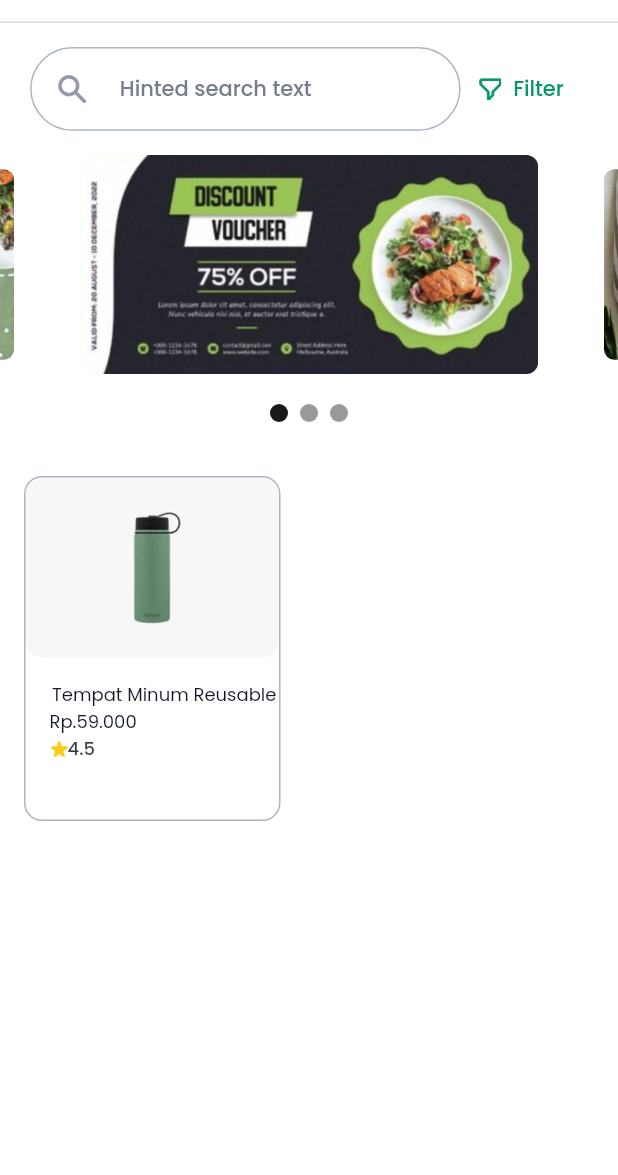
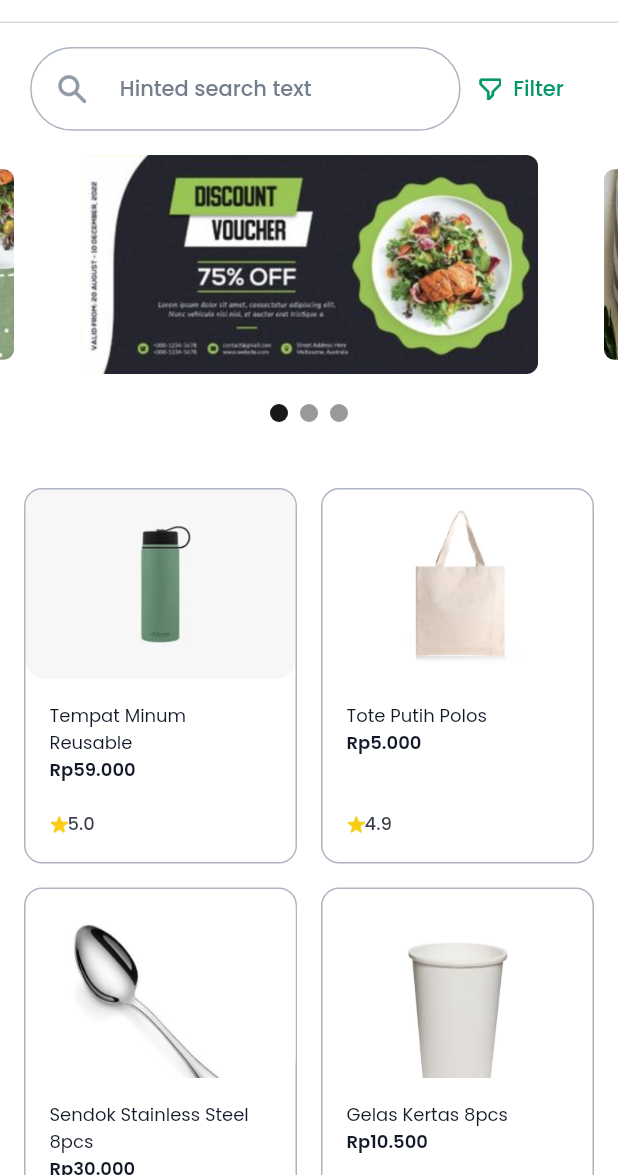
Before and after one commit to Ecowave-Alterra/ecowave-flutter, a Flutter app: the screen it shows after launch, after a tap on "EcoShop", on a phone screen of 412 x 824 dp, the part 61-1236 px from its top. Run offline on Flutter 3.47's test engine with Material 2 defaults, Android fonts, the phone set to English and light mode, and no system bars; drawn by our look-alikes of carousel_slider; our stand-ins replace another_flushbar, equatable, file_picker, flutter_bloc, flutter_countdown_timer, flutter_rating_bar and 4 more; network calls fail.

Commit message:
[FL-032] Get Card Product using Dummy API (#51)
* complete integration card product with dummy response API and filter,sort,and search product

* resolve comment

```diff
--- a/lib/core/utils/injector.dart
+++ b/lib/core/utils/injector.dart
@@ -1,3 +1,5 @@
+import 'package:ecowave/features/ecommerce/bloc/product_home/product_bloc.dart';
+import 'package:ecowave/features/ecommerce/model/services/product_service.dart';
 import 'package:ecowave/features/home/bloc/page_bloc.dart';
 import 'package:ecowave/features/payment/bloc/expedition/expedition_bloc.dart';
 import 'package:ecowave/features/payment/bloc/payment_method/payment_method_bloc.dart';
@@ -21,6 +23,7 @@ void init() {
   locator.registerFactory(() => ExpeditionBloc(locator()));
   locator.registerFactory(() => HistoryTransactionBloc(locator()));
   locator.registerFactory(() => VoucherBloc(locator()));
+  locator.registerFactory(() => ProductBloc(locator()));
 
   // service
   locator.registerLazySingleton<ShippingAddressService>(
@@ -31,4 +34,5 @@ void init() {
   locator.registerLazySingleton<HistoryTransactionService>(
       () => HistoryTransactionService());
   locator.registerLazySingleton<VoucherService>(() => VoucherService());
+  locator.registerLazySingleton<ProductService>(() => ProductService());
 }
--- a/lib/core/utils/providers.dart
+++ b/lib/core/utils/providers.dart
@@ -1,4 +1,5 @@
 import 'package:ecowave/core/utils/injector.dart' as di;
+import 'package:ecowave/features/ecommerce/bloc/product_home/product_bloc.dart';
 import 'package:ecowave/features/home/bloc/page_bloc.dart';
 import 'package:ecowave/features/payment/bloc/expedition/expedition_bloc.dart';
 import 'package:ecowave/features/payment/bloc/payment_method/payment_method_bloc.dart';
@@ -20,5 +21,6 @@ class Providers {
     BlocProvider<HistoryTransactionBloc>(
         create: (context) => di.locator<HistoryTransactionBloc>()),
     BlocProvider<VoucherBloc>(create: (context) => di.locator<VoucherBloc>()),
+    BlocProvider<ProductBloc>(create: (context) => di.locator<ProductBloc>()),
   ];
 }
--- /dev/null
+++ b/lib/features/ecommerce/bloc/product_home/product_event.dart
@@ -0,0 +1,29 @@
+part of 'product_bloc.dart';
+
+abstract class ProductEvent extends Equatable {
+  const ProductEvent();
+
+  @override
+  List<Object> get props => [];
+}
+
+class GetProductEvent extends ProductEvent {}
+
+class SearchProductEvent extends ProductEvent {
+  final String value;
+
+  const SearchProductEvent(this.value);
+}
+
+class FilterProductEvent extends ProductEvent {
+  final int idFilter;
+  final String sortFilter;
+
+  const FilterProductEvent(this.idFilter, this.sortFilter);
+}
+
+class SortOnlyProductEvent extends ProductEvent {
+  final String sortFilter;
+
+  const SortOnlyProductEvent(this.sortFilter);
+}
--- /dev/null
+++ b/lib/features/ecommerce/bloc/product_home/product_state.dart
@@ -0,0 +1,28 @@
+part of 'product_bloc.dart';
+
+abstract class ProductState extends Equatable {
+  const ProductState();
+
+  @override
+  List<Object> get props => [];
+}
+
+class ProductInitial extends ProductState {}
+
+class ProductLoading extends ProductState {}
+
+class ProductFailed extends ProductState {
+  final String message;
+
+  const ProductFailed({
+    required this.message,
+  });
+}
+
+class ProductSuccess extends ProductState {
+  final List<ProductModel> data;
+
+  const ProductSuccess({
+    required this.data,
+  });
+}
--- /dev/null
+++ b/lib/features/ecommerce/model/models/product_model.dart
@@ -0,0 +1,64 @@
+// To parse this JSON data, do
+//
+//     final productImageModel = productImageModelFromJson(jsonString);
+
+import 'dart:convert';
+
+ProductModel productImageModelFromJson(String str) =>
+    ProductModel.fromJson(json.decode(str));
+
+String productImageModelToJson(ProductModel data) => json.encode(data.toJson());
+
+class ProductModel {
+  final int id;
+  final int productCategoryId;
+  final int productDescriptionId;
+  final String name;
+  final int stock;
+  final double price;
+  final double rating;
+  final DateTime createdAt;
+  final DateTime updatedAt;
+  final dynamic deletedAt;
+
+  ProductModel({
+    required this.id,
+    required this.productCategoryId,
+    required this.productDescriptionId,
+    required this.name,
+    required this.stock,
+    required this.price,
+    required this.rating,
+    required this.createdAt,
+    required this.updatedAt,
+    this.deletedAt,
+  });
+
+  factory ProductModel.fromJson(Map<String, dynamic> json) => ProductModel(
+        id: json["id"],
+        productCategoryId: json["product_category_id"],
+        productDescriptionId: json["product_description_id"],
+        name: json["name"],
+        stock: json["stock"],
+        price: json["price"]?.toDouble(),
+        rating: json["rating"]?.toDouble(),
+        createdAt: DateTime.parse(json["created_at"]),
+        updatedAt: DateTime.parse(json["updated_at"]),
+        deletedAt: json["deleted_at"],
+      );
+
+  Map<String, dynamic> toJson() => {
+        "id": id,
+        "product_category_id": productCategoryId,
+        "product_description_id": productDescriptionId,
+        "name": name,
+        "stock": stock,
+        "price": price,
+        "rating": rating,
+        "created_at":
+            "${createdAt.year.toString().padLeft(4, '0')}-${createdAt.month.toString().padLeft(2, '0')}-${createdAt.day.toString().padLeft(2, '0')}",
+        "updated_at":
+            "${updatedAt.year.toString().padLeft(4, '0')}-${updatedAt.month.toString().padLeft(2, '0')}-${updatedAt.day.toString().padLeft(2, '0')}",
+        "deleted_at": deletedAt,
+      };
+}
--- a/lib/features/ecommerce/model/review_model.dart
+++ b/lib/features/ecommerce/model/models/rating_product_model.dart
@@ -1,13 +1,13 @@
 import 'package:flutter/material.dart';
 
-class ReviewModel {
+class RatingProductModel {
   final ImageProvider? reviewerPhoto;
   final String reviewerName;
   final double reviewerStar;
   final String? reviewerDesc;
   final Image? reviewPhoto;
 
-  ReviewModel({
+  RatingProductModel({
     this.reviewerPhoto,
     required this.reviewerName,
     required this.reviewerStar,
--- /dev/null
+++ b/lib/features/ecommerce/model/services/product_service.dart
@@ -0,0 +1,106 @@
+import '../models/product_model.dart';
+
+class ProductService {
+  // late Dio _dio;
+  // PaymentMethodRemoteDatasourceImpl() {
+  //   _dio = Dio();
+  // }
+
+  List dummy = [
+    {
+      "id": 1,
+      "product_category_id": 1,
+      "product_description_id": 1,
+      "name": "Tempat Minum Reusable",
+      "stock": 100,
+      "price": 59000,
+      "rating": 5,
+      "created_at": "2023-06-01",
+      "updated_at": "2023-06-02",
+      "deleted_at": null
+    },
+    {
+      "id": 2,
+      "product_category_id": 2,
+      "product_description_id": 2,
+      "name": "Tote Putih Polos",
+      "stock": 0,
+      "price": 5000,
+      "rating": 4.9,
+      "created_at": "2023-06-02",
+      "updated_at": "2023-06-03",
+      "deleted_at": null
+    },
+    {
+      "id": 3,
+      "product_category_id": 1,
+      "product_description_id": 3,
+      "name": "Sendok Stainless Steel 8pcs",
+      "stock": 50,
+      "price": 30000,
+      "rating": 3.8,
+      "created_at": "2023-05-28",
+      "updated_at": "2023-06-02",
+      "deleted_at": null
+    },
+    {
+      "id": 4,
+      "product_category_id": 1,
+      "product_description_id": 4,
+      "name": "Gelas Kertas 8pcs",
+      "stock": 75,
+      "price": 10500,
+      "rating": 4.9,
+      "created_at": "2023-06-02",
+      "updated_at": "2023-06-03",
+      "deleted_at": null
+    },
+    {
+      "id": 5,
+      "product_category_id": 2,
+      "product_description_id": 5,
+      "name": "Tote Bag Putih Polos",
+      "stock": 75,
+      "price": 7500,
+      "rating": 4.2,
+      "created_at": "2023-06-02",
+      "updated_at": "2023-06-03",
+      "deleted_at": null
+    },
+    {
+      "id": 6,
+      "product_category_id": 2,
+      "product_description_id": 6,
+      "name": "Tote Bag Hitam Polos",
+      "stock": 200,
+      "price": 15000,
+      "rating": 4.4,
+      "created_at": "2023-05-30",
+      "updated_at": "2023-06-03",
+      "deleted_at": null
+    },
+    {
+      "id": 7,
+      "product_category_id": 2,
+      "product_description_id": 7,
+      "name": "Tote Bag Bahan Cotton Polos",
+      "stock": 200,
+      "price": 25000,
+      "rating": 4.0,
+      "created_at": "2023-05-30",
+      "updated_at": "2023-06-03",
+      "deleted_at": null
+    },
+  ];
+
+  Future<List<ProductModel>> getProduct() async {
+    try {
+      // const String url = '................';
+      // final response = await _dio.get(url);
+
+      return dummy.map((e) => ProductModel.fromJson(e)).toList();
+    } catch (e) {
+      rethrow;
+    }
+  }
+}
--- a/lib/features/ecommerce/view/pages/home_e_commerce_page.dart
+++ b/lib/features/ecommerce/view/pages/home_e_commerce_page.dart
@@ -1,8 +1,8 @@
 import 'package:ecowave/core.dart';
+import 'package:ecowave/features/cart/view/pages/cart_page.dart';
 import 'package:ecowave/features/ecommerce/view/widgets/card_product_widget.dart';
 import 'package:ecowave/features/ecommerce/view/widgets/carousel_widget.dart';
 import 'package:ecowave/features/ecommerce/view/widgets/searchbar_widget.dart';
-import 'package:ecowave/features/payment/view/pages/payment_detail_page.dart';
 import 'package:flutter/material.dart';
 
 class HomeECommerce extends StatelessWidget {
@@ -15,7 +15,7 @@ class HomeECommerce extends StatelessWidget {
         title: const Text("EcoShop"),
         actions: [
           IconButton(
-            onPressed: () => context.push(const PaymentDetailPage()),
+            onPressed: () => context.push(const CartPage()),
             icon: const ImageIcon(
               AppIcons.keranjang,
               color: AppColors.primary500,
--- a/lib/features/ecommerce/view/widgets/card_product_widget.dart
+++ b/lib/features/ecommerce/view/widgets/card_product_widget.dart
@@ -1,18 +1,42 @@
 import 'package:ecowave/core.dart';
+import 'package:ecowave/features/ecommerce/bloc/product_home/product_bloc.dart';
 import 'package:ecowave/features/ecommerce/view/pages/product_detail_page.dart';
 import 'package:flutter/material.dart';
+import 'package:flutter_bloc/flutter_bloc.dart';
 
 class CardProduct extends StatelessWidget {
   const CardProduct({super.key});
 
   @override
   Widget build(BuildContext context) {
-    return InkWell(
+    context.read<ProductBloc>().add(GetProductEvent());
+    return BlocBuilder<ProductBloc, ProductState>(
+      builder: (context, state) {
+        if (state is ProductLoading) {
+          return const EcoLoading();
+        } else if (state is ProductFailed) {
+          return EcoError(
+            errorMessage: state.message,
+            onRetry: () {},
+          );
+        } else if (state is ProductSuccess) {
+          return Padding(
+            padding: const EdgeInsets.all(8.0),
+            child: GridView.builder(
+                gridDelegate: const SliverGridDelegateWithFixedCrossAxisCount(
+                    crossAxisCount: 2, childAspectRatio: (171 / 230)),
+                shrinkWrap: true,
+                physics: const NeverScrollableScrollPhysics(),
+                itemCount: state.data.length,
+                itemBuilder: (context, index) {
+                  final product = state.data[index];
+                  return GestureDetector(
                     onTap: () => context.push(const ProductDetail()),
                     child: Container(
                       width: 171,
-        height: 230,
-        margin: const EdgeInsets.only(left: AppSizes.primary),
+                      height: 225,
+                      margin: const EdgeInsets.only(
+                          left: 8.0, bottom: AppSizes.primary, right: 8.0),
                       decoration: BoxDecoration(
                         border: Border.all(color: AppColors.grey300),
                         borderRadius: BorderRadius.circular(AppSizes.radius),
@@ -22,19 +46,23 @@ class CardProduct extends StatelessWidget {
                         crossAxisAlignment: CrossAxisAlignment.center,
                         children: [
                           ClipRRect(
-              borderRadius: BorderRadius.circular(AppSizes.radius),
+                            borderRadius:
+                                BorderRadius.circular(AppSizes.radius),
                             child: Image.asset(
-                AppImages.productShop1,
-                height: 120,
+                              'assets/images/productShop${product.id}.png',
+                              height: 126,
                               fit: BoxFit.fill,
                             ),
                           ),
                           Container(
+                            alignment: Alignment.centerLeft,
                             padding: const EdgeInsets.only(
-                  top: AppSizes.primary, left: AppSizes.primary),
-              child: const Text(
-                'Tempat Minum Reusable',
-                style: TextStyle(
+                                top: AppSizes.primary,
+                                left: AppSizes.primary,
+                                right: AppSizes.primary),
+                            child: Text(
+                              product.name,
+                              style: const TextStyle(
                                 fontWeight: AppFontWeight.regular,
                                 fontSize: 12,
                               ),
@@ -43,26 +71,30 @@ class CardProduct extends StatelessWidget {
                           Container(
                             alignment: Alignment.centerLeft,
                             padding: const EdgeInsets.only(left: 16),
-              child: const Text(
-                'Rp.59.000',
-                style: TextStyle(
-                  fontWeight: AppFontWeight.regular,
+                            child: Text(
+                              product.price.toInt().currencyFormatRp,
+                              style: const TextStyle(
+                                fontWeight: AppFontWeight.semibold,
                                 fontSize: 12,
                               ),
                             ),
                           ),
-            Container(
-              padding: const EdgeInsets.only(left: 16),
-              child: const Row(
+                          Expanded(
+                            child: Container(
+                              alignment: Alignment.bottomLeft,
+                              padding: const EdgeInsets.only(
+                                  left: AppSizes.primary,
+                                  bottom: AppSizes.primary),
+                              child: Row(
                                 children: [
-                  ImageIcon(
+                                  const ImageIcon(
                                     AppIcons.solidUlasan,
                                     color: AppColors.warning500,
                                     size: 12,
                                   ),
                                   Text(
-                    '4.5',
-                    style: TextStyle(
+                                    product.rating.toString(),
+                                    style: const TextStyle(
                                       fontWeight: AppFontWeight.medium,
                                       color: AppColors.grey700,
                                       fontSize: 12,
@@ -70,10 +102,18 @@ class CardProduct extends StatelessWidget {
                                   )
                                 ],
                               ),
+                            ),
                           )
                         ],
                       ),
                     ),
                   );
+                }),
+          );
+        } else {
+          return const SizedBox.shrink();
+        }
+      },
+    );
   }
 }
```
Also changed, not shown: lib/features/ecommerce/bloc/product_home/product_bloc.dart (added, +72 -0 lines), lib/features/ecommerce/model/models/product_category_model.dart (added, +50 -0 lines), lib/features/ecommerce/model/models/product_description_model.dart (added, +46 -0 lines), lib/features/ecommerce/model/models/product_image_model.dart (added, +50 -0 lines), lib/features/ecommerce/model/product_model.dart (deleted, +0 -19 lines), lib/features/ecommerce/view/widgets/review_list_widget.dart (+6 -6 lines), lib/features/ecommerce/view/widgets/searchbar_widget.dart (+118 -59 lines), lib/features/ecommerce/model/services/product_category_service.dart (added), lib/features/ecommerce/model/services/product_description_service.dart (added), lib/features/ecommerce/model/services/product_image_service.dart (added). Lines whose indentation alone changed are shown as unchanged.
